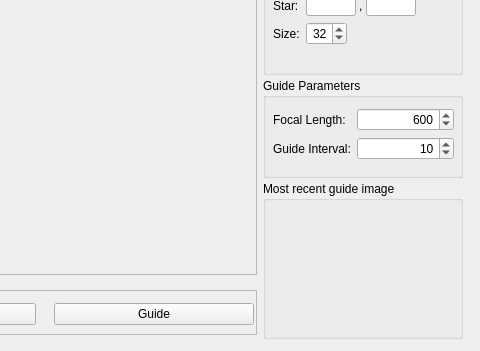
The window that gui/guiding/Guiding/guiderdialog.ui (AndreasFMueller/AstroPhotography) describes before a commit, drawn with Qt 5; both pictures show x 410 to 890 and y 229 to 580 of the 890 by 580 pixel window.
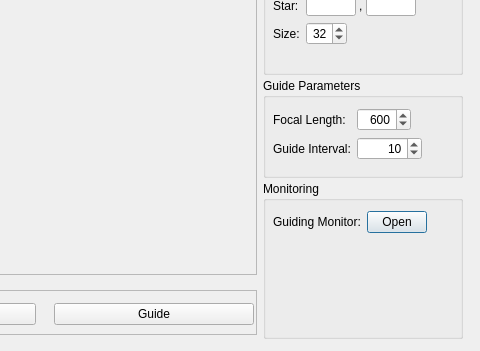
The same window after the commit. Custom widgets are drawn as their Qt base class.

Patch:
```diff
--- a/gui/guiding/Guiding/guiderdialog.ui
+++ b/gui/guiding/Guiding/guiderdialog.ui
@@ -509,6 +509,9 @@
            </rect>
           </property>
           <layout class="QFormLayout" name="guideparametersForm">
+           <property name="fieldGrowthPolicy">
+            <enum>QFormLayout::FieldsStayAtSizeHint</enum>
+           </property>
            <item row="0" column="0">
             <widget class="QLabel" name="focallengthLabel">
              <property name="text">
@@ -583,35 +586,39 @@
           </size>
          </property>
          <property name="title">
-          <string>Most recent guide image</string>
+          <string>Monitoring</string>
          </property>
-         <widget class="QLabel" name="guideimageLabel">
+         <widget class="QWidget" name="formLayoutWidget_5">
           <property name="geometry">
            <rect>
-            <x>35</x>
-            <y>24</y>
-            <width>128</width>
-            <height>128</height>
+            <x>10</x>
+            <y>30</y>
+            <width>181</width>
+            <height>91</height>
            </rect>
           </property>
-          <property name="minimumSize">
-           <size>
-            <width>128</width>
-            <height>128</height>
-           </size>
-          </property>
-          <property name="maximumSize">
-           <size>
-            <width>128</width>
-            <height>128</height>
-           </size>
-          </property>
-          <property name="text">
-           <string/>
-          </property>
-          <property name="alignment">
-           <set>Qt::AlignCenter</set>
-          </property>
+          <layout class="QFormLayout" name="formLayout_2">
+           <item row="0" column="0">
+            <widget class="QLabel" name="guidingmonitorLabel">
+             <property name="text">
+              <string>Guiding Monitor:</string>
+             </property>
+            </widget>
+           </item>
+           <item row="0" column="1">
+            <widget class="QPushButton" name="guidingmonitorButton">
+             <property name="maximumSize">
+              <size>
+               <width>60</width>
+               <height>16777215</height>
+              </size>
+             </property>
+             <property name="text">
+              <string>Open</string>
+             </property>
+            </widget>
+           </item>
+          </layout>
          </widget>
         </widget>
        </item>
```
Left out of the diff: 37 changed lines with no effect on the pictures.
